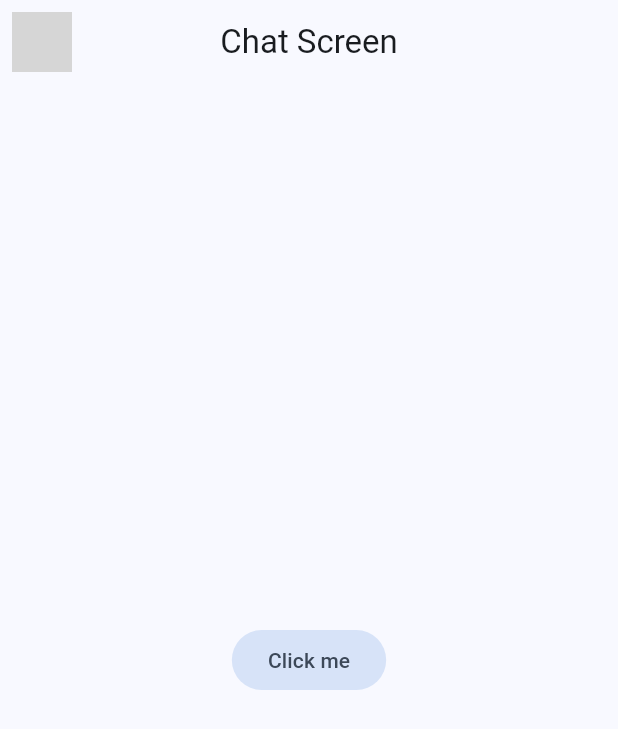
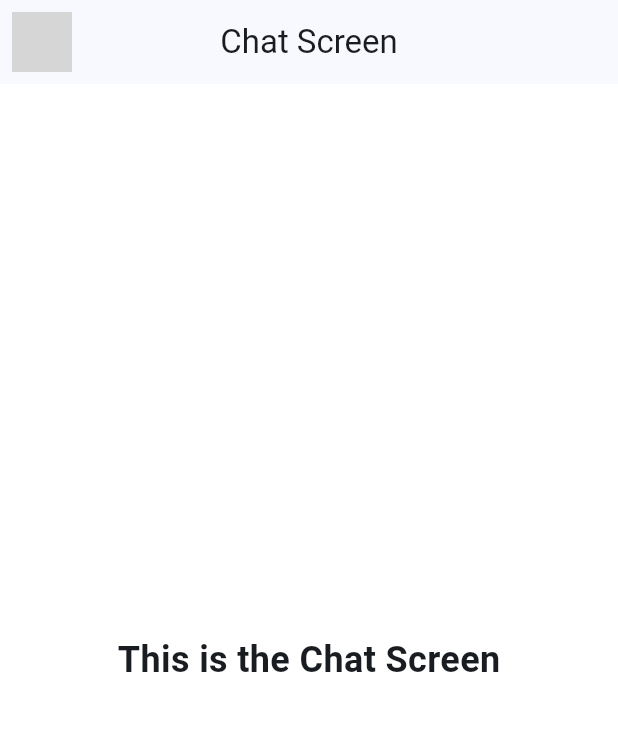
Before and after one commit to Angstromico/Flutter-Yes-No-App, a Flutter app: the screen it shows after launch, on a phone screen of 412 x 824 dp. Shown: the top 729 px of the screen. Run offline on Flutter 3.47's test engine with Material 3 defaults, Android fonts, the phone set to English and light mode, and no system bars; network calls fail; grey boxes are pictures that could not be loaded.

Commit message:
feat: container in chat screen

```diff
--- a/lib/presentation/chat/chat_screen.dart
+++ b/lib/presentation/chat/chat_screen.dart
@@ -16,8 +16,14 @@ class ChatScreen extends StatelessWidget {
         title: const Text('Chat Screen'),
         centerTitle: true,
       ),
-      body: Center(
-          child: FilledButton.tonal(onPressed: (){}, child: Text("Click me")),
+      body: Container(
+        color: Colors.white,
+        child: const Center(
+          child: Text(
+            'This is the Chat Screen',
+            style: TextStyle(fontSize: 24, fontWeight: FontWeight.bold),
+          ),
+        ),
       ),
     );
   }
```
